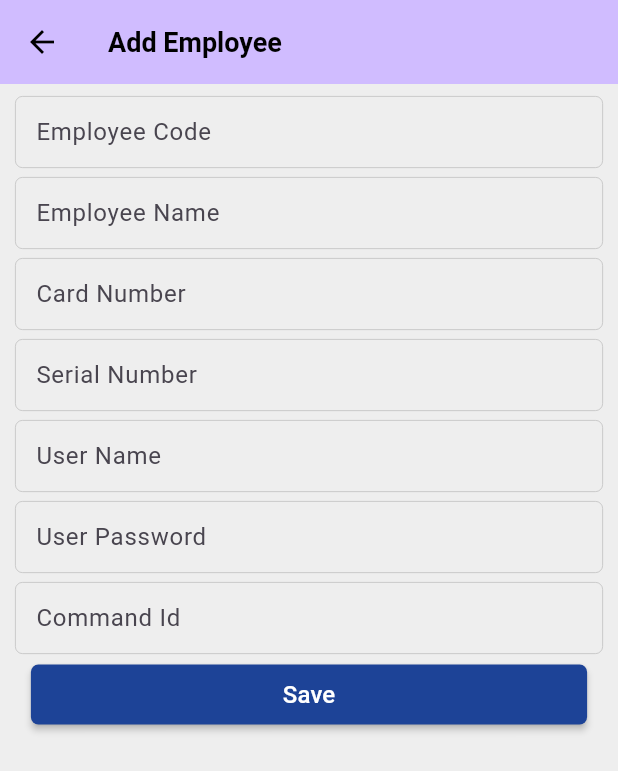
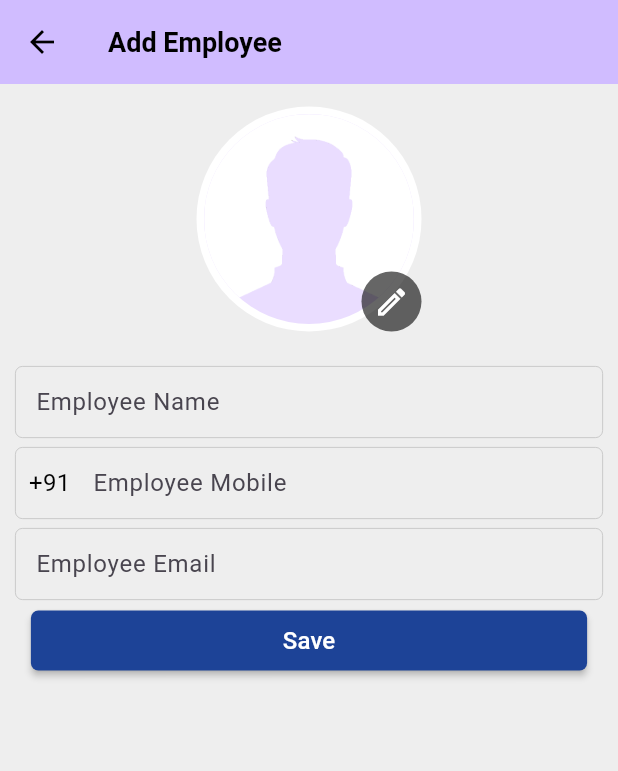
Before and after one commit to mehtab0111/ame_facedetector, a Flutter app: the AddEmployee screen opened directly, on a phone screen of 412 x 824 dp. Shown: the top 771 px of the screen. Run offline on Flutter 3.47's test engine with Material 3 defaults, Android fonts, the phone set to English and light mode, and no system bars; our stand-ins replace camera, cloud_firestore, firebase_auth, firebase_core, firebase_storage, fluttertoast and 4 more; missing offline and left inert: aws_rekognition_api, google_ml_kit; accounts and stored records are empty; Roboto replaces fonts that are missing (Barlow).

```diff
--- a/lib/View/Screens/addEmployee.dart
+++ b/lib/View/Screens/addEmployee.dart
@@ -1,9 +1,13 @@
 import 'dart:io';
 
+import 'package:ame_facedetector/Controller/serviceManager.dart';
+import 'package:ame_facedetector/View/Components/DialogueBox/imagePickerPopUp.dart';
 import 'package:ame_facedetector/View/Components/buttons.dart';
 import 'package:ame_facedetector/View/Components/textField.dart';
-import 'package:aws_rekognition_api/rekognition-2016-06-27.dart';
-import 'package:aws_s3_api/s3-2006-03-01.dart';
+import 'package:ame_facedetector/View/Components/util.dart';
+import 'package:ame_facedetector/View/Theme/colors.dart';
+import 'package:ame_facedetector/View/Theme/style.dart';
+import 'package:cloud_firestore/cloud_firestore.dart';
 import 'package:flutter/material.dart';
 import 'package:http/http.dart' as http;
 import 'package:image_picker/image_picker.dart';
@@ -17,64 +21,34 @@ class AddEmployee extends StatefulWidget {
 
 class _AddEmployeeState extends State<AddEmployee> {
 
+  final FirebaseFirestore _firestore = FirebaseFirestore.instance;
   final GlobalKey<FormState> _formKey = GlobalKey<FormState>();
-  TextEditingController employeeCode = TextEditingController();
   TextEditingController employeeName = TextEditingController();
-  TextEditingController cardNumber = TextEditingController();
-  TextEditingController serialNumber = TextEditingController();
-  TextEditingController userName = TextEditingController();
-  TextEditingController userPassword = TextEditingController();
-  TextEditingController commandID = TextEditingController();
+  TextEditingController mobile = TextEditingController();
+  TextEditingController email = TextEditingController();
+  // TextEditingController cardNumber = TextEditingController();
+  // TextEditingController serialNumber = TextEditingController();
+  // TextEditingController userName = TextEditingController();
+  // TextEditingController userPassword = TextEditingController();
+  // TextEditingController commandID = TextEditingController();
 
+  bool isLoading = false;
 
-  // File? _image;
-  // final picker = ImagePicker();
-  // final _s3Client = S3(region: 'your-region', credentials: AwsClientCredentials(accessKey: 'your-access-key', secretKey: 'your-secret-key'));
-  // final _rekognitionClient = Rekognition(region: 'your-region', credentials: AwsClientCredentials(accessKey: 'your-access-key', secretKey: 'your-secret-key'));
-  //
-  // Future getImage() async {
-  //   final pickedFile = await picker.pickImage(source: ImageSource.gallery);
-  //
-  //   setState(() {
-  //     if (pickedFile != null) {
-  //       _image = File(pickedFile.path);
-  //     } else {
-  //       print('No image selected.');
-  //     }
-  //   });
-  // }
-  //
-  // Future<void> uploadImageToS3(File image) async {
-  //   final bucketName = 'your-bucket-name';
-  //   final key = 'your-image-key.jpg';
-  //
-  //   try {
-  //     final bytes = await image.readAsBytes();
-  //     await _s3Client.putObject(
-  //       bucket: bucketName,
-  //       key: key,
-  //       body: bytes,
-  //       contentLength: bytes.length,
-  //     );
-  //     print('Upload successful');
-  //   } catch (e) {
-  //     print('Upload failed: $e');
-  //   }
-  // }
-  //
-  // Future<void> detectLabels(String bucket, String key) async {
-  //   try {
-  //     final result = await _rekognitionClient.detectLabels(
-  //       image: rekognition.Image(s3Object: rekognition.S3Object(bucket: bucket, name: key)),
-  //     );
-  //
-  //     result.labels!.forEach((label) {
-  //       print('${label.name}: ${label.confidence}');
-  //     });
-  //   } catch (e) {
-  //     print('Label detection failed: $e');
-  //   }
-  // }
+  final ImagePicker _picker = ImagePicker();
+  File? _image;
+  void pickImageFromGallery() async {
+    var pickedImage = await _picker.pickImage(source: ImageSource.gallery);
+    setState(() {
+      _image = File(pickedImage!.path);
+    });
+  }
+
+  void pickImageFromCamera() async {
+    var pickedImage = await _picker.pickImage(source: ImageSource.camera);
+    setState(() {
+      _image = File(pickedImage!.path);
+    });
+  }
 
   @override
   Widget build(BuildContext context) {
@@ -88,43 +62,96 @@ class _AddEmployeeState extends State<AddEmployee> {
           key: _formKey,
           child: Column(
             children: [
+              kSpace(),
+              Stack(
+                children: [
+                  CircleAvatar(
+                    radius: 75,
+                    backgroundColor:Theme.of(context).scaffoldBackgroundColor != Colors.black ?
+                    Colors.white : kDarkColor,
+                    child: _image != null ? CircleAvatar(
+                      radius: 70,
+                      backgroundImage: FileImage(File(_image!.path)),
+                    ) : CircleAvatar(
+                      radius: 70,
+                      backgroundImage: AssetImage('images/img_blank_profile.png'),
+                    ),
+                  ),
+                  Positioned(
+                    right: 0.0,
+                    bottom: 0.0,
+                    child: CircleAvatar(
+                      backgroundColor: Colors.black.withOpacity(0.6),
+                      radius: 20,
+                      child: IconButton(
+                        icon: Icon(Icons.edit_outlined),
+                        color: Colors.white,
+                        onPressed: (){
+                          showModalBottomSheet(
+                            context: context,
+                            builder: (BuildContext context){
+                              return ImagePickerPopUp(
+                                onCameraClick: (){
+                                  Navigator.pop(context);
+                                  pickImageFromCamera();
+                                },
+                                onGalleryClick: (){
+                                  Navigator.pop(context);
+                                  pickImageFromGallery();
+                                },
+                              );
+                            },
+                          );
+                        },
+                      ),
+                    ),
+                  ),
+                ],
+              ),
+              kSpace(),
               SizedBox(height: 5),
-              KTextField(
-                title: 'Employee Code',
-                controller: employeeCode,
-              ),
+              // KTextField(
+              //   title: 'Employee Code',
+              //   controller: employeeCode,
+              // ),
               KTextField(
                 title: 'Employee Name',
                 controller: employeeName,
               ),
               KTextField(
-                title: 'Card Number',
-                controller: cardNumber,
+                title: 'Employee Mobile',
+                controller: mobile,
+                textInputType: TextInputType.number,
+                textLimit: 10,
               ),
               KTextField(
-                title: 'Serial Number',
-                controller: serialNumber,
+                title: 'Employee Email',
+                controller: email,
+                textInputType: TextInputType.emailAddress,
+                validate: (value) {
+                  if (value == null || value.isEmpty || !value.contains('@') || !value.contains('.')) {
+                    return 'Enter a valid email address';
+                  }
+                  return null;
+                },
               ),
-              KTextField(
-                title: 'User Name',
-                controller: userName,
-              ),
-              KTextField(
-                title: 'User Password',
-                controller: userPassword,
-              ),
-              KTextField(
-                title: 'Command Id',
-                controller: commandID,
-              ),
-              KButton(
+              isLoading != true ? KButton(
                 title: 'Save',
                 onClick: (){
                   if(_formKey.currentState!.validate()){
-                    addEmployeeData();
+                    if(_image != null){
+                      setState(() {
+                        isLoading = true;
+                      });
+                      addEmployeeData(context);
+                    } else {
+                      toastMessage(message: 'Upload Image');
+                    }
+
                   }
                 },
-              ),
+              ) : LoadingButton(),
+              kBottomSpace(),
             ],
           ),
         ),
@@ -132,16 +159,25 @@ class _AddEmployeeState extends State<AddEmployee> {
     );
   }
 
-  Future<String> addEmployeeData() async {
-    String url = 'http://192.168.1.140/iclock/WebAPIService.asmx?op=AddEmployee';
-    var response = await http.post(Uri.parse(url), body: {
+  Future<String> addEmployeeData(context) async {
+    try{
+      String imagePath = await ServiceManager().uploadImage(_image!.path, 'employee');
 
-    });
-    if(response.statusCode == 200){
-      print(response.body);
-    } else {
-      print(response.body);
+      _firestore.collection('employee').add({
+        'email': email.text,
+        'image': imagePath,
+        'mobile': mobile.text,
+        'name': employeeName.text,
+        'createdAt': DateTime.now(),
+      });
+    } catch (e){
+      print(e);
+      setState(() {
+        isLoading = false;
+      });
     }
+    toastMessage(message: 'Employee Added');
+    Navigator.pop(context);
     return 'Success';
   }
 }
--- a/lib/View/Screens/homePage.dart
+++ b/lib/View/Screens/homePage.dart
@@ -1,5 +1,6 @@
 import 'package:ame_facedetector/Controller/location.dart';
 import 'package:ame_facedetector/View/Components/buttons.dart';
+import 'package:ame_facedetector/View/Screens/attendance.dart';
 import 'package:ame_facedetector/faceDetectionScreen.dart';
 import 'package:ame_facedetector/View/Screens/addEmployee.dart';
 import 'package:ame_facedetector/View/Screens/employees.dart';
@@ -48,6 +49,9 @@ class _HomePageState extends State<HomePage> {
             profileButton(Icons.person_add_outlined, 'Add Employee', () {
               Navigator.push(context, MaterialPageRoute(builder: (context) => AddEmployee()));
             }),
+            profileButton(Icons.person_add_outlined, 'Attendance', () {
+              Navigator.push(context, MaterialPageRoute(builder: (context) => Attendance()));
+            }),
             profileButton(Icons.gavel_outlined, 'Command Status', () {
               Navigator.push(context, MaterialPageRoute(builder: (context) => CommandStatus()));
             }),
```
Also changed, not shown: lib/Controller/serviceManager.dart (+17 -0 lines), lib/View/Screens/attendance.dart (added, +93 -0 lines), lib/faceDetectionScreen.dart (+209 -150 lines).
